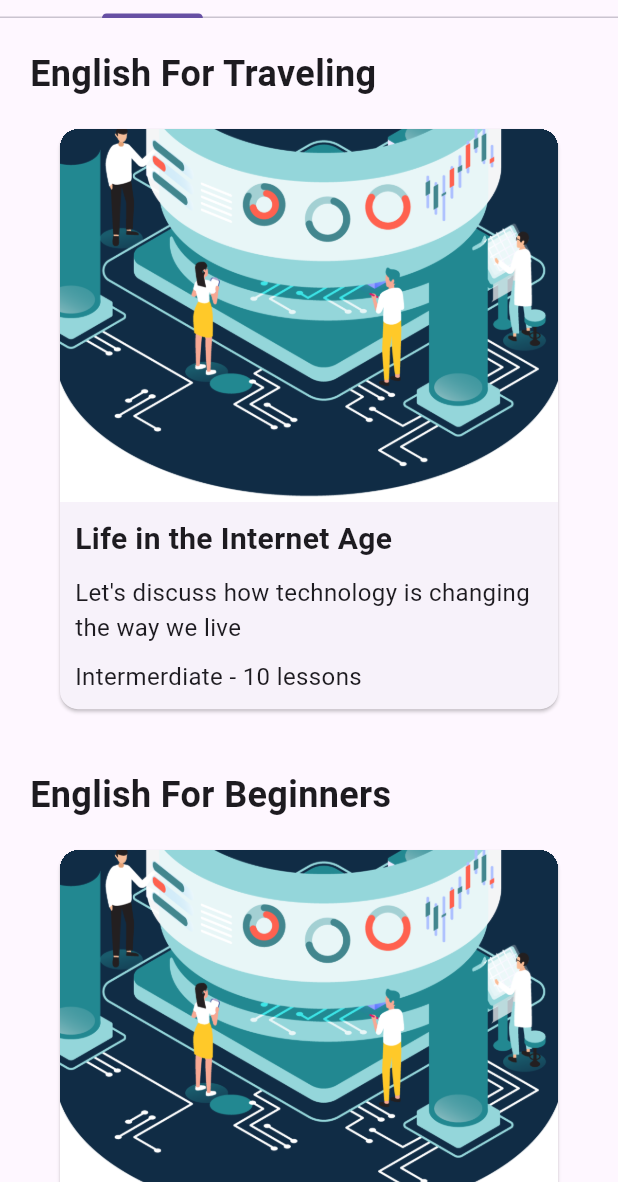
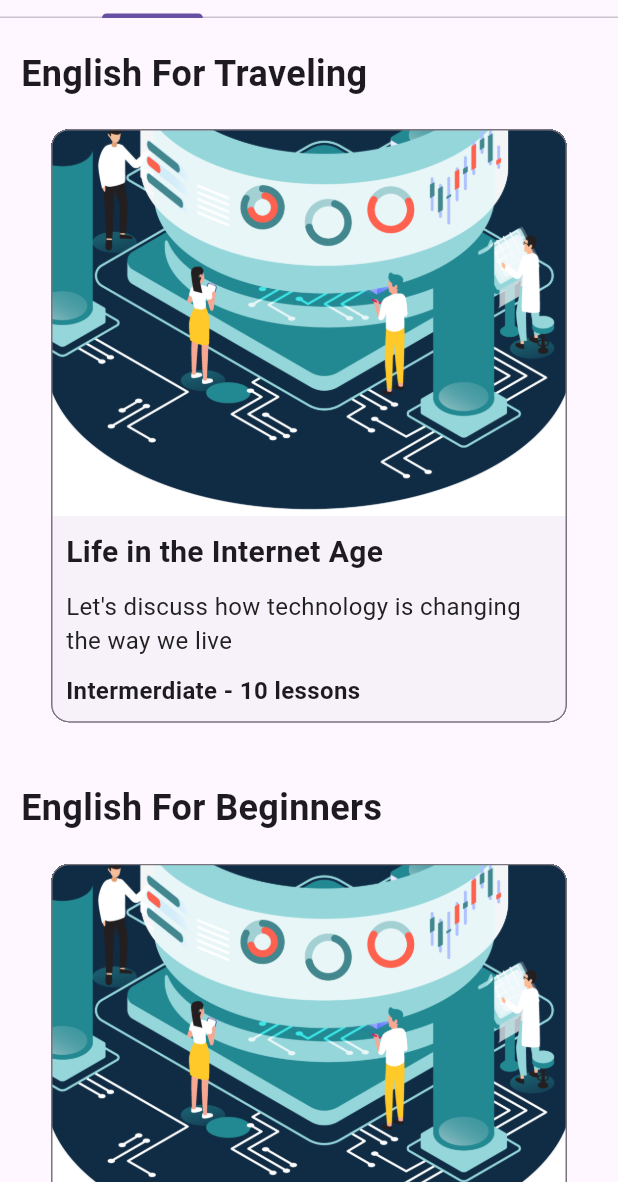
Before and after one commit to nmhieu0504/one_on_one_learning, a Flutter app: the CoursesPage screen opened directly, on a phone screen of 412 x 824 dp, the part 54-1236 px from its top. Run offline on Flutter 3.47's test engine with Material 2 defaults, Android fonts, the phone set to English and light mode, and no system bars; our stand-ins replace syncfusion_flutter_calendar, video_player; missing offline and left inert: syncfusion_flutter_pdfviewer.

Commit message:
update UI (cont)

```diff
--- a/lib/pages/courses_page/courses_list_page.dart
+++ b/lib/pages/courses_page/courses_list_page.dart
@@ -11,7 +11,7 @@ class CoursesList extends StatelessWidget {
   Widget build(BuildContext context) {
     return ListView(children: <Widget>[
       Container(
-        padding: const EdgeInsets.only(left: 20, right: 20),
+        padding: const EdgeInsets.only(left: 14, right: 14),
         child: Column(
           crossAxisAlignment: CrossAxisAlignment.start,
           children: <Widget>[
@@ -21,6 +21,13 @@ class CoursesList extends StatelessWidget {
                     style:
                         TextStyle(fontSize: 24, fontWeight: FontWeight.bold))),
             Card(
+              shape: RoundedRectangleBorder(
+                side: BorderSide(
+                  color: Theme.of(context).colorScheme.outline,
+                ),
+                borderRadius: const BorderRadius.all(Radius.circular(12)),
+              ),
+              elevation: 0,
               margin: const EdgeInsets.all(20),
               clipBehavior: Clip.hardEdge,
               child: InkWell(
@@ -46,16 +53,16 @@ class CoursesList extends StatelessWidget {
                     ),
                     Container(
                       padding: const EdgeInsets.all(10),
-                      child: const Text(
+                      child: Text(
                         "Let's discuss how technology is changing the way we live",
-                        style: TextStyle(fontSize: 16),
+                        style: TextStyle(fontSize: 16, color: Colors.grey[900]),
                       ),
                     ),
                     Container(
                       margin: const EdgeInsets.only(
                           top: 0, bottom: 10, left: 10, right: 10),
                       child: const Text("Intermerdiate - 10 lessons",
-                          style: TextStyle(fontSize: 16)),
+                          style: TextStyle(fontSize: 16, fontWeight: FontWeight.bold)),
                     ),
                   ],
                 ),
@@ -65,7 +72,7 @@ class CoursesList extends StatelessWidget {
         ),
       ),
       Container(
-        padding: const EdgeInsets.only(left: 20, right: 20),
+        padding: const EdgeInsets.only(left: 14, right: 14),
         child: Column(
           crossAxisAlignment: CrossAxisAlignment.start,
           children: <Widget>[
@@ -75,6 +82,13 @@ class CoursesList extends StatelessWidget {
                     style:
                         TextStyle(fontSize: 24, fontWeight: FontWeight.bold))),
             Card(
+              shape: RoundedRectangleBorder(
+                side: BorderSide(
+                  color: Theme.of(context).colorScheme.outline,
+                ),
+                borderRadius: const BorderRadius.all(Radius.circular(12)),
+              ),
+              elevation: 0,
               margin: const EdgeInsets.all(20),
               clipBehavior: Clip.hardEdge,
               child: InkWell(
@@ -100,16 +114,16 @@ class CoursesList extends StatelessWidget {
                     ),
                     Container(
                       padding: const EdgeInsets.all(10),
-                      child: const Text(
+                      child: Text(
                         "Let's discuss how technology is changing the way we live",
-                        style: TextStyle(fontSize: 16),
+                        style: TextStyle(fontSize: 16, color: Colors.grey[900]),
                       ),
                     ),
                     Container(
                       margin: const EdgeInsets.only(
                           top: 0, bottom: 10, left: 10, right: 10),
                       child: const Text("Intermerdiate - 10 lessons",
-                          style: TextStyle(fontSize: 16)),
+                          style: TextStyle(fontSize: 16, fontWeight: FontWeight.bold)),
                     ),
                   ],
                 ),
@@ -119,7 +133,7 @@ class CoursesList extends StatelessWidget {
         ),
       ),
       Container(
-        padding: const EdgeInsets.only(left: 20, right: 20),
+        padding: const EdgeInsets.only(left: 14, right: 14),
         child: Column(
           crossAxisAlignment: CrossAxisAlignment.start,
           children: <Widget>[
@@ -129,6 +143,13 @@ class CoursesList extends StatelessWidget {
                     style:
                         TextStyle(fontSize: 24, fontWeight: FontWeight.bold))),
             Card(
+              shape: RoundedRectangleBorder(
+                side: BorderSide(
+                  color: Theme.of(context).colorScheme.outline,
+                ),
+                borderRadius: const BorderRadius.all(Radius.circular(12)),
+              ),
+              elevation: 0,
               margin: const EdgeInsets.all(20),
               clipBehavior: Clip.hardEdge,
               child: InkWell(
@@ -154,16 +175,16 @@ class CoursesList extends StatelessWidget {
                     ),
                     Container(
                       padding: const EdgeInsets.all(10),
-                      child: const Text(
+                      child: Text(
                         "Let's discuss how technology is changing the way we live",
-                        style: TextStyle(fontSize: 16),
+                        style: TextStyle(fontSize: 16, color: Colors.grey[900]),
                       ),
                     ),
                     Container(
                       margin: const EdgeInsets.only(
                           top: 0, bottom: 10, left: 10, right: 10),
                       child: const Text("Intermerdiate - 10 lessons",
-                          style: TextStyle(fontSize: 16)),
+                          style: TextStyle(fontSize: 16, fontWeight: FontWeight.bold)),
                     ),
                   ],
                 ),
@@ -173,7 +194,7 @@ class CoursesList extends StatelessWidget {
         ),
       ),
       Container(
-        padding: const EdgeInsets.only(left: 20, right: 20),
+        padding: const EdgeInsets.only(left: 14, right: 14),
         child: Column(
           crossAxisAlignment: CrossAxisAlignment.start,
           children: <Widget>[
@@ -183,6 +204,13 @@ class CoursesList extends StatelessWidget {
                     style:
                         TextStyle(fontSize: 24, fontWeight: FontWeight.bold))),
             Card(
+              shape: RoundedRectangleBorder(
+                side: BorderSide(
+                  color: Theme.of(context).colorScheme.outline,
+                ),
+                borderRadius: const BorderRadius.all(Radius.circular(12)),
+              ),
+              elevation: 0,
               margin: const EdgeInsets.all(20),
               clipBehavior: Clip.hardEdge,
               child: InkWell(
@@ -208,16 +236,16 @@ class CoursesList extends StatelessWidget {
                     ),
                     Container(
                       padding: const EdgeInsets.all(10),
-                      child: const Text(
+                      child: Text(
                         "Let's discuss how technology is changing the way we live",
-                        style: TextStyle(fontSize: 16),
+                        style: TextStyle(fontSize: 16, color: Colors.grey[900]),
                       ),
                     ),
                     Container(
                       margin: const EdgeInsets.only(
                           top: 0, bottom: 10, left: 10, right: 10),
                       child: const Text("Intermerdiate - 10 lessons",
-                          style: TextStyle(fontSize: 16)),
+                          style: TextStyle(fontSize: 16, fontWeight: FontWeight.bold)),
                     ),
                   ],
                 ),
--- a/lib/pages/courses_page/courses_page.dart
+++ b/lib/pages/courses_page/courses_page.dart
@@ -22,7 +22,6 @@ class _CoursesPageState extends State<CoursesPage>
   Widget build(BuildContext context) {
     return Scaffold(
       appBar: TabBar(
-        indicatorSize: TabBarIndicatorSize.label,
         isScrollable: true,
         controller: _tabController,
         labelColor: Colors.black,
```
Also changed, not shown: lib/pages/courses_page/ebook_list_page.dart (+16 -2 lines), lib/pages/history_page/history_page.dart (+10 -9 lines), lib/pages/home_page/home_page.dart (+10 -11 lines), lib/pages/schedule_page/schedule_page.dart (+8 -8 lines), lib/pages/tutor_page/teacher_detail_page.dart (+54 -54 lines).
